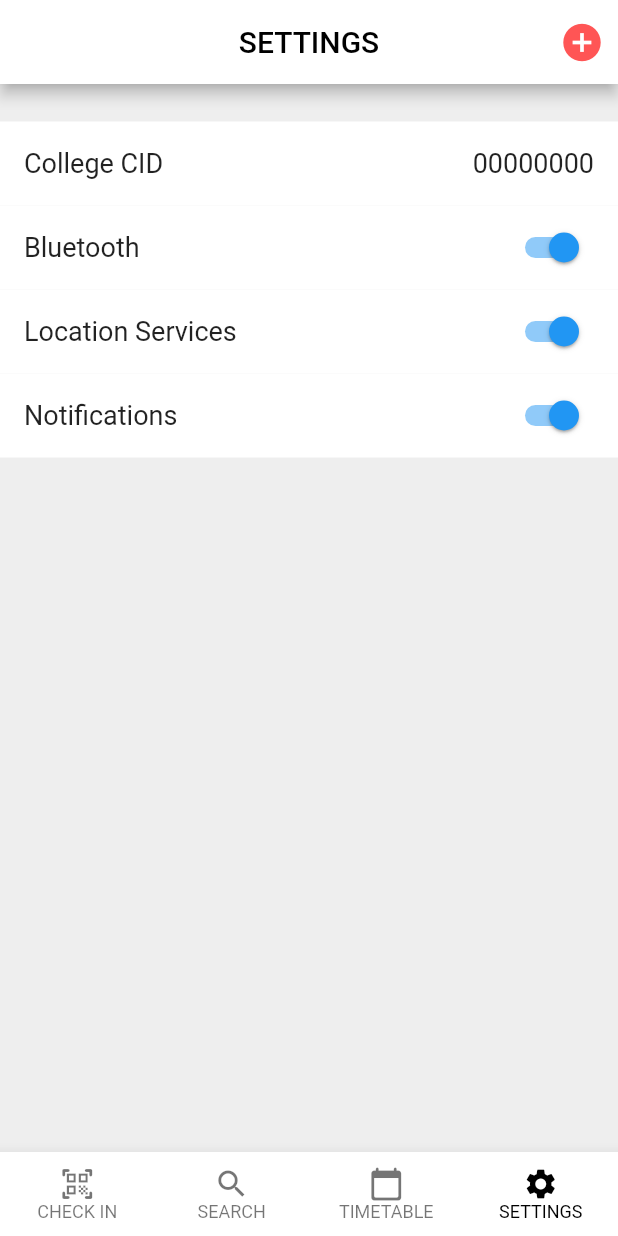
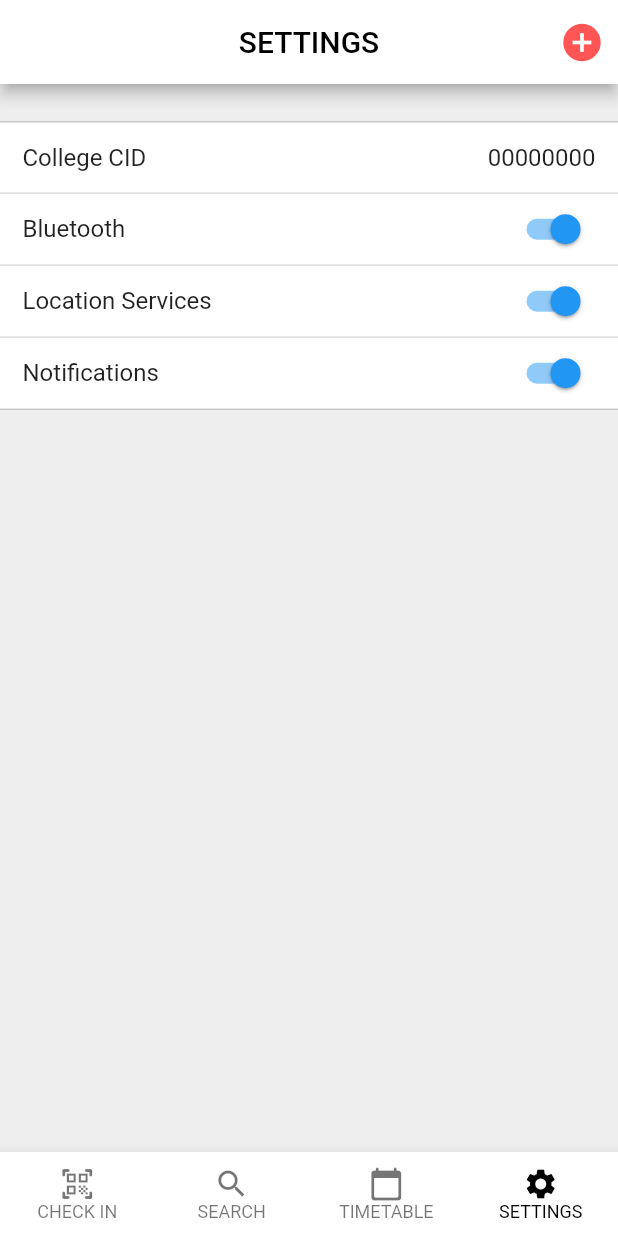
Before and after one commit to PeaSermsuk/contact_tracing_fyp, a Flutter app: the screen it shows after launch, item 4 of the bottom bar chosen, on a phone screen of 412 x 824 dp. Run offline on Flutter 3.47's test engine with Material 2 defaults, Android fonts, the phone set to English and light mode, and no system bars.

Commit message:
Updated settings page for a more modern look

```diff
--- a/lib/settings_tab.dart
+++ b/lib/settings_tab.dart
@@ -16,17 +16,115 @@ class _SettingsTabState extends State<SettingsTab> {
   var switch3 = true;
 
   Widget build(BuildContext context) {
+
+    double boxHeight = 48;
+
     return ListView(
       children: [
         Padding(padding: EdgeInsets.only(top: 25)),
-        ListTile(
-          title: Text('College CID', style: TextStyle(fontSize: 18)),
+        Container(
+          height: boxHeight,
+          padding: EdgeInsets.only(left: 15.0, right: 15.0),
+          alignment: Alignment.center,
+          decoration: BoxDecoration(
+            color: Colors.white,
+            border: Border(
+              top: BorderSide(
+                color: Colors.grey,
+                width: 0.5,
+              ),
+              bottom: BorderSide(
+                color: Colors.grey,
+                width: 0.5,
+              ),
+            ),
+          ),
+          child: Row(
+            children: [
+              Text('College CID', style: TextStyle(fontSize: 16)),
+              Spacer(),
+              Text('00000000', style: TextStyle(fontSize: 16))
+            ],
+          ),
+          //title: Text('College CID', style: TextStyle(fontSize: 16)),
           // The Material switch has a platform adaptive constructor.
-          trailing: Text('00000000', style: TextStyle(fontSize: 18)),
-          tileColor: Colors.white,
+          //trailing: Text('00000000', style: TextStyle(fontSize: 16)),
+          //tileColor: Colors.white,
         ),
-        ListTile(
-          title: Text('Bluetooth', style: TextStyle(fontSize: 18)),
+        Container(
+          height: boxHeight,
+          padding: EdgeInsets.only(left: 15.0, right: 15.0),
+          alignment: Alignment.center,
+          decoration: BoxDecoration(
+            color: Colors.white,
+            border: Border(
+              bottom: BorderSide(
+                color: Colors.grey,
+                width: 0.5,
+              ),
+            ),
+          ),
+          child: Row(
+            children: [
+              Text('Bluetooth', style: TextStyle(fontSize: 16)),
+              Spacer(),
+              Switch.adaptive(
+                value: switch1,
+                onChanged: (value) => setState(() => switch1 = value),
+              ),
+            ],
+          ),
+        ),
+        Container(
+          height: boxHeight,
+          padding: EdgeInsets.only(left: 15.0, right: 15.0),
+          alignment: Alignment.center,
+          decoration: BoxDecoration(
+            color: Colors.white,
+            border: Border(
+              bottom: BorderSide(
+                color: Colors.grey,
+                width: 0.5,
+              ),
+            ),
+          ),
+          child: Row(
+            children: [
+              Text('Location Services', style: TextStyle(fontSize: 16)),
+              Spacer(),
+              Switch.adaptive(
+                value: switch2,
+                onChanged: (value) => setState(() => switch1 = value),
+              ),
+            ],
+          ),
+        ),
+        Container(
+          height: boxHeight,
+          padding: EdgeInsets.only(left: 15.0, right: 15.0),
+          alignment: Alignment.center,
+          decoration: BoxDecoration(
+            color: Colors.white,
+            border: Border(
+              bottom: BorderSide(
+                color: Colors.grey,
+                width: 0.5,
+              ),
+            ),
+          ),
+          child: Row(
+            children: [
+              Text('Notifications', style: TextStyle(fontSize: 16)),
+              Spacer(),
+              Switch.adaptive(
+                value: switch3,
+                onChanged: (value) => setState(() => switch1 = value),
+              ),
+            ],
+          ),
+        ),
+        /*ListTile(
+          title: Text('Bluetooth', style: TextStyle(fontSize: 16)),
           // The Material switch has a platform adaptive constructor.
           trailing: Switch.adaptive(
             value: switch1,
@@ -35,7 +133,7 @@ class _SettingsTabState extends State<SettingsTab> {
           tileColor: Colors.white,
         ),
         ListTile(
-          title: Text('Location Services', style: TextStyle(fontSize: 18)),
+          title: Text('Location Services', style: TextStyle(fontSize: 16)),
           trailing: Switch.adaptive(
             value: switch2,
             onChanged: (value) => setState(() => switch2 = value),
@@ -43,13 +141,13 @@ class _SettingsTabState extends State<SettingsTab> {
           tileColor: Colors.white,
         ),
         ListTile(
-          title: Text('Notifications', style: TextStyle(fontSize: 18)),
+          title: Text('Notifications', style: TextStyle(fontSize: 16)),
           trailing: Switch.adaptive(
             value: switch3,
             onChanged: (value) => setState(() => switch3 = value),
           ),
           tileColor: Colors.white,
-        ),
+        ),*/
       ],
     );
   }
```
